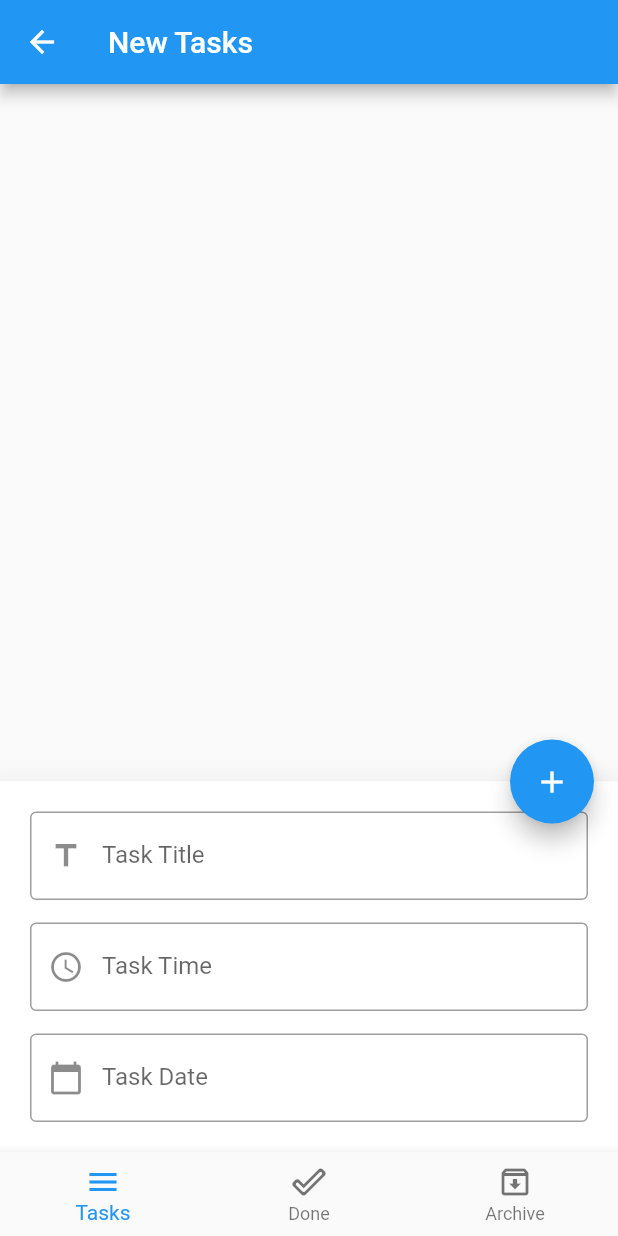
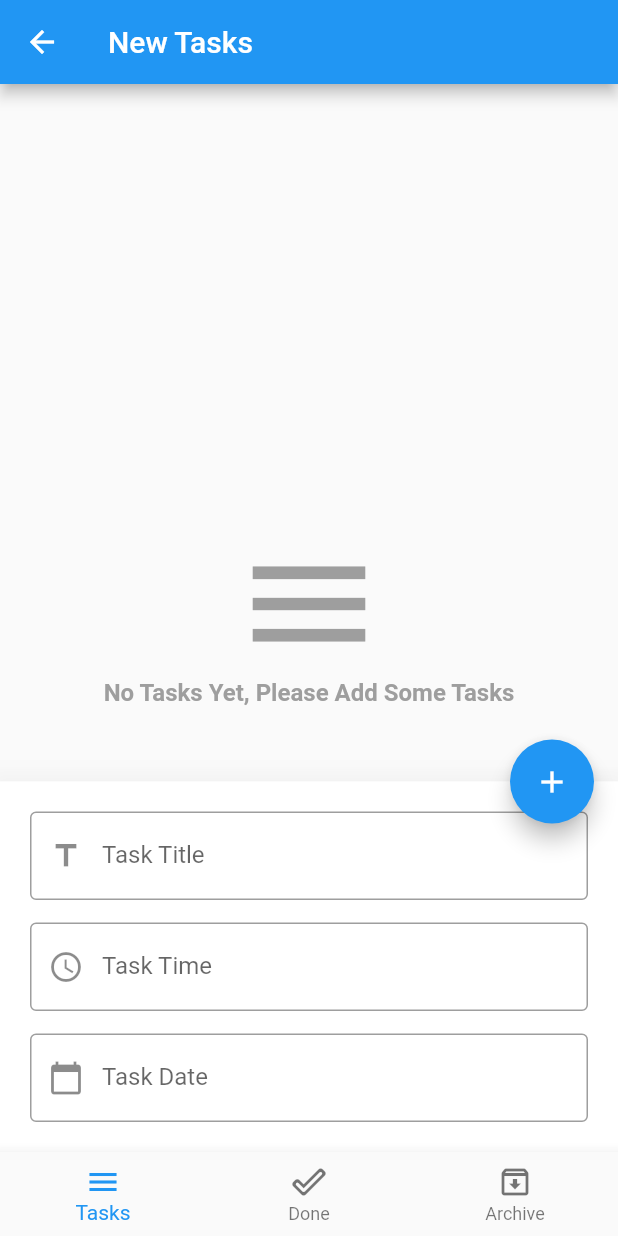
Before and after one commit to ReemEssam25/ToDo_App, a Flutter app: the screen it shows after launch, after a tap on the "edit" icon, on a phone screen of 412 x 824 dp. Run offline on Flutter 3.47's test engine with Material 2 defaults, Android fonts, the phone set to English and light mode, and no system bars; our stand-ins replace bloc, conditional_builder, flutter_bloc, flutter_slidable, sqflite; accounts and stored records are empty.

Commit message:
Delete function added

```diff
--- a/lib/layout/home_layout.dart
+++ b/lib/layout/home_layout.dart
@@ -29,7 +29,13 @@ class HomeLayout extends StatelessWidget {
     return BlocProvider(
       create: (context)=>AppCubit()..createDatabase(),
       child: BlocConsumer<AppCubit, AppStates>(
-        listener: (context, state){},
+        listener: (context, state){
+          if(state is AppInsertDatabaseState)
+            {
+              Navigator.pop(context);
+            }
+
+        },
         builder: (context, state) {
           AppCubit cubit = AppCubit.get(context);
           return Scaffold(
@@ -39,7 +45,7 @@ class HomeLayout extends StatelessWidget {
             ),
 
             body:ConditionalBuilder(
-              condition: true,
+              condition: state is! AppGetDatabaseLoadingState,
               builder: (context)=>cubit.currentScreen[cubit.currentIndex],
               fallback: (context) => Center(child: CircularProgressIndicator()),
             ),
@@ -49,29 +55,15 @@ class HomeLayout extends StatelessWidget {
                 if (cubit.isBottomSheetShown){
                   if (formKey.currentState.validate())
                   {
-                    // insertToDatabase(
-                    //     title: titleController.text,
-                    //     date: dateController.text,
-                    //     time: timeController.text)
-                    //     .then((value) {
-                    //
-                    //
-                    //   getDataFromDatabase(database).then((value) {
-                    //     Navigator.pop(context);
-                    //     // setState(() {
-                    //     //   isBottomSheetShown = false;
-                    //     //   fabIcon = Icons.edit;
-                    //     //   tasks = value;
-                    //     //   print (tasks);
-                    //     // });
-                    //   });
-                    //
-                    //
-                    //   timeController.clear();
-                    //
-                    //   dateController.clear();
-                    //   titleController.clear();
-                    // });
+                    cubit.insertToDatabase(
+                        title: titleController.text,
+                        date: dateController.text,
+                        time: timeController.text);
+
+                    timeController.clear();
+                    dateController.clear();
+                    titleController.clear();
+
                   }
                 }
                 else {
@@ -152,6 +144,9 @@ class HomeLayout extends StatelessWidget {
                     elevation: 20.0,
                   ).closed.then((value) {
                     cubit.changeBottomSheetState(isShown: false, icon: Icons.edit);
+                    timeController.clear();
+                    dateController.clear();
+                    titleController.clear();
                   });
                   cubit.changeBottomSheetState(isShown: true, icon: Icons.add);
                 }
--- a/lib/modules/archived_tasks/archived_tasks_screen.dart
+++ b/lib/modules/archived_tasks/archived_tasks_screen.dart
@@ -1,14 +1,22 @@
 import 'package:flutter/material.dart';
+import 'package:flutter_bloc/flutter_bloc.dart';
+import 'package:todo_app/shared/components/components.dart';
+import 'package:todo_app/shared/cubit/cubit.dart';
+import 'package:todo_app/shared/cubit/states.dart';
 
 class ArchivedTasksScreen extends StatelessWidget {
 
 
   @override
   Widget build(BuildContext context) {
-    return Center(
-      child: Text(
-          "Archived Tasks"
-      ),
+    return BlocConsumer<AppCubit, AppStates>(
+      listener:(context, states){} ,
+      builder: (context, states) {
+
+        var tasks = AppCubit.get(context).archiveTasks;
+
+        return taskBuilder(tasks: tasks);
+      },
     );
   }
 }
--- a/lib/modules/done_tasks/done_tasks_screen.dart
+++ b/lib/modules/done_tasks/done_tasks_screen.dart
@@ -1,14 +1,22 @@
 import 'package:flutter/material.dart';
+import 'package:flutter_bloc/flutter_bloc.dart';
+import 'package:todo_app/shared/components/components.dart';
+import 'package:todo_app/shared/cubit/cubit.dart';
+import 'package:todo_app/shared/cubit/states.dart';
 
 class DoneTasksScreen extends StatelessWidget {
 
 
   @override
   Widget build(BuildContext context) {
-    return Center(
-      child: Text(
-          "Done Tasks"
-      ),
+    return BlocConsumer<AppCubit, AppStates>(
+      listener:(context, states){} ,
+      builder: (context, states) {
+
+        var tasks = AppCubit.get(context).doneTasks;
+
+        return taskBuilder(tasks: tasks);
+      },
     );
   }
 }
--- a/lib/modules/new_tasks/new_tasks_screen.dart
+++ b/lib/modules/new_tasks/new_tasks_screen.dart
@@ -1,6 +1,10 @@
+import 'package:conditional_builder/conditional_builder.dart';
 import 'package:flutter/material.dart';
+import 'package:flutter_bloc/flutter_bloc.dart';
 import 'package:todo_app/shared/components/components.dart';
 import 'package:todo_app/shared/components/constants.dart';
+import 'package:todo_app/shared/cubit/cubit.dart';
+import 'package:todo_app/shared/cubit/states.dart';
 
 class NewTasksScreen extends StatelessWidget {
 
@@ -8,12 +12,14 @@ class NewTasksScreen extends StatelessWidget {
 
   @override
   Widget build(BuildContext context) {
-    return Container();
+    return BlocConsumer<AppCubit, AppStates>(
+      listener:(context, states){} ,
+      builder: (context, states) {
 
-    //   ListView.separated(
-    //     itemBuilder: (context,index)=>buildTaskItem(tasks[index]),
-    //     separatorBuilder: (context,index)=>Divider(height: 1.0,),
-    //     itemCount: tasks.length
-    // );
+        var tasks = AppCubit.get(context).newTasks;
+
+        return taskBuilder(tasks: tasks);
+      },
+    );
   }
 }
--- a/lib/shared/components/components.dart
+++ b/lib/shared/components/components.dart
@@ -1,4 +1,7 @@
+import 'package:conditional_builder/conditional_builder.dart';
 import 'package:flutter/material.dart';
+import 'package:flutter_slidable/flutter_slidable.dart';
+import 'package:todo_app/shared/cubit/cubit.dart';
 
 Widget defaultFormField({
   @required TextEditingController controller,
@@ -30,9 +33,12 @@ Widget defaultFormField({
 }
 
 
-Widget buildTaskItem(Map model)
+Widget buildTaskItem(Map model, context)
 =>Padding(
   padding: const EdgeInsets.all(20.0),
+  child: Slidable(
+    actionPane: SlidableDrawerActionPane(),
+    actionExtentRatio: 0.5,
     child: Row(
       children: [
         CircleAvatar(
@@ -41,10 +47,13 @@ Widget buildTaskItem(Map model)
             "${model['time']}",
           ),
         ),
+
         SizedBox(
           width: 20.0,
         ),
-      Column(
+
+        Expanded(
+          child: Column(
             mainAxisSize: MainAxisSize.min,
             crossAxisAlignment: CrossAxisAlignment.start,
             children: [
@@ -63,7 +72,74 @@ Widget buildTaskItem(Map model)
                 ),
               ),
             ],
+          ),
+        ),
+
+        SizedBox(
+          width: 20.0,
+        ),
+
+        IconButton(
+          icon:Icon(Icons.check_box, color: Colors.green,),
+          onPressed: (){
+            AppCubit.get(context).updateData(status: "done", id: model['id']);
+            },
+        ),
+
+        IconButton(
+          icon:Icon(Icons.archive, color: Colors.black54,),
+          onPressed: (){
+            AppCubit.get(context).updateData(status: "archive", id: model['id']);
+          },
+        ),
+      ],
+    ),
+
+    secondaryActions: <Widget> [
+      IconSlideAction(
+        caption: "Delete",
+        icon: Icons.delete_rounded,
+        onTap: (){
+          AppCubit.get(context).deleteFromData(id: model['id']);
+        },
+        color: Colors.red,
       )
     ],
   ),
 );
+
+
+
+Widget taskBuilder({@required tasks})
+{
+  return ConditionalBuilder(
+    condition: tasks.length>0,
+
+    builder: (context)=> ListView.separated(
+        itemBuilder: (context,index)=>buildTaskItem(tasks[index], context),
+        separatorBuilder: (context,index)=>Divider(height: 1.0,),
+        itemCount: tasks.length
+    ),
+
+    fallback:(context)=> Center(
+      child: Column(
+        mainAxisAlignment: MainAxisAlignment.center,
+        children: [
+          Icon(
+            Icons.menu,
+            size: 100.0,
+            color: Colors.grey,
+          ),
+          Text(
+            "No Tasks Yet, Please Add Some Tasks",
+            style: TextStyle(
+                fontSize: 16.0,
+                fontWeight: FontWeight.bold,
+                color: Colors.grey
+            ),
+          )
+        ],
+      ),
+    ),
+  );
+}
--- a/lib/shared/cubit/cubit.dart
+++ b/lib/shared/cubit/cubit.dart
@@ -28,7 +28,9 @@ class AppCubit extends Cubit<AppStates>
   ];
 
   Database database;
-  List<Map> tasks = [];
+  List<Map> newTasks = [];
+  List<Map> doneTasks = [];
+  List<Map> archiveTasks = [];
 
   bool isBottomSheetShown = false;
   IconData fabIcon = Icons.edit;
@@ -54,11 +56,8 @@ class AppCubit extends Cubit<AppStates>
         });
       },
       onOpen: (database){
-        getDataFromDatabase(database).then((value) {
-          tasks = value;
-          print (tasks);
-          emit(AppGetDatabaseState());
-        });
+
+        getDataFromDatabase(database);
         print("Database opened");
       },
     ).then((value) {
@@ -67,7 +66,7 @@ class AppCubit extends Cubit<AppStates>
     });
   }
 
-  Future insertToDatabase({
+  insertToDatabase({
     @required String title,@required String date,@required String time,
   }) async {
     return await database.transaction((txn) {
@@ -75,6 +74,9 @@ class AppCubit extends Cubit<AppStates>
           .then((value) {
         print ("$value inserted successfully");
         emit(AppInsertDatabaseState());
+
+        getDataFromDatabase(database);
+
       }).catchError((error){
         print ('Error While Inserting New Record ${error.toString()}');
       });
@@ -84,9 +86,52 @@ class AppCubit extends Cubit<AppStates>
   }
 
 
-  Future<List<Map>> getDataFromDatabase (database) async
+  void updateData ({
+    @required String status,
+    @required int id
+}) {
+    database.rawUpdate(
+        'UPDATE tasks SET status = ? WHERE id = ?',
+        ['$status', id]
+    ).then((value) {
+      getDataFromDatabase(database);
+      emit(AppUpdateDatabaseState());
+    });
+  }
+
+
+  getDataFromDatabase (database)
   {
-    return await database.rawQuery('SELECT * FROM tasks');
+    newTasks.clear();
+    doneTasks.clear();
+    archiveTasks.clear();
+
+    emit(AppGetDatabaseLoadingState());
+
+    database.rawQuery('SELECT * FROM tasks').then((value) {
+
+      print(value);
+      value.forEach((element){
+        if (element['status'] == 'new')
+          newTasks.add(element);
+        else if (element['status'] == 'done')
+          doneTasks.add(element);
+        else
+          archiveTasks.add(element);
+      });
+      emit(AppGetDatabaseState());
+    });
+  }
+
+  void deleteFromData({
+  @required int id
+})
+  {
+    database
+        .rawDelete('DELETE FROM tasks WHERE id = ?', [id]).then((value) {
+          getDataFromDatabase(database);
+          emit(AppDeleteFromDatabaseState());
+    });
   }
 
   void changeBottomSheetState (
@@ -97,4 +142,5 @@ class AppCubit extends Cubit<AppStates>
     emit(AppChangeBottomSheetState());
   }
 
+
 }
--- a/lib/shared/cubit/states.dart
+++ b/lib/shared/cubit/states.dart
@@ -8,6 +8,12 @@ class AppCreateDatabaseState extends AppStates{}
 
 class AppGetDatabaseState extends AppStates{}
 
+class AppGetDatabaseLoadingState extends AppStates{}
+
 class AppInsertDatabaseState extends AppStates{}
 
+class AppUpdateDatabaseState extends AppStates{}
+
+class AppDeleteFromDatabaseState extends AppStates{}
+
 class AppChangeBottomSheetState extends AppStates{}
--- a/pubspec.yaml
+++ b/pubspec.yaml
@@ -33,6 +33,7 @@ dependencies:
   conditional_builder: ^1.0.2
   bloc: ^7.1.0
   flutter_bloc: ^7.1.0
+  flutter_slidable: ^0.6.0
 
 dev_dependencies:
   flutter_test:
```
Also changed, not shown: pubspec.lock. Lines whose indentation alone changed are shown as unchanged.
